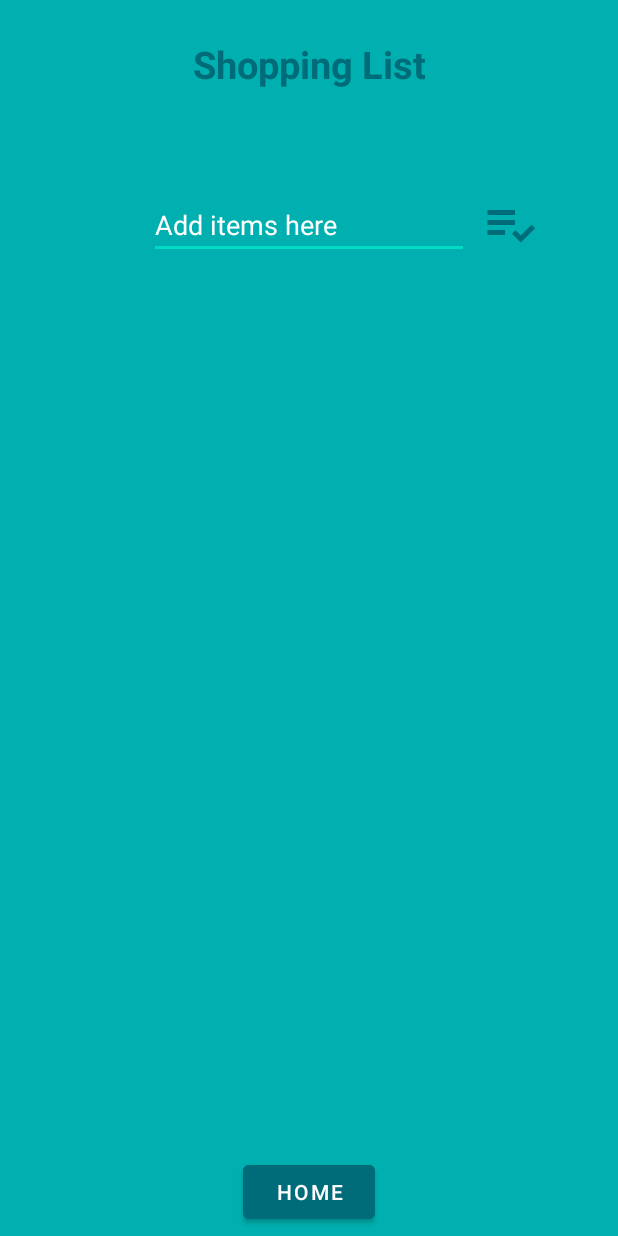
After one commit to SashaKuechenmeister1/Mixipe-Final-Year-Project-, an Android app: the ShoppingList screen opened directly, with no data from a screen before it, on a phone screen of 412 x 824 dp. The commit adds this screen. Run offline under Robolectric (Android 15) with nearby library versions, the phone set to English and light mode, and no system bars.

Commit message:
added shopping list feature

```diff
--- a/Mixipe/app/build.gradle
+++ b/Mixipe/app/build.gradle
@@ -45,6 +45,7 @@ dependencies {
     //volley
     implementation 'com.android.volley:volley:1.2.0'
     implementation 'com.google.firebase:firebase-database:20.0.4'
+    implementation 'com.google.firebase:firebase-firestore:24.1.0'
 
     testImplementation 'junit:junit:4.+'
     androidTestImplementation 'androidx.test.ext:junit:1.1.3'
--- a/Mixipe/app/src/main/AndroidManifest.xml
+++ b/Mixipe/app/src/main/AndroidManifest.xml
@@ -12,6 +12,9 @@
         android:roundIcon="@mipmap/ic_launcher_round"
         android:supportsRtl="true"
         android:theme="@style/Theme.Mixipe">
+        <activity
+            android:name=".ShoppingList"
+            android:exported="false" />
         <activity
             android:name=".RecipeDetails"
             android:exported="false" />
--- /dev/null
+++ b/Mixipe/app/src/main/java/com/example/mixipe/Adapters/ShoppingListAdapter.java
@@ -0,0 +1,57 @@
+package com.example.mixipe.Adapters;
+
+import android.app.Activity;
+import android.content.Context;
+import android.text.Layout;
+import android.view.LayoutInflater;
+import android.view.View;
+import android.view.ViewGroup;
+import android.widget.ArrayAdapter;
+import android.widget.ImageView;
+import android.widget.TextView;
+
+import androidx.annotation.NonNull;
+import androidx.annotation.Nullable;
+
+import com.example.mixipe.R;
+import com.example.mixipe.ShoppingList;
+
+import java.util.ArrayList;
+
+public class ShoppingListAdapter extends ArrayAdapter<String> {
+
+    ArrayList<String> list;
+    Context context;
+
+    public ShoppingListAdapter(Context context, ArrayList<String>items) {
+        super(context, R.layout.list_row, items);
+        this.context = context;
+        list = items;
+
+    }
+
+    @NonNull
+    @Override
+    public View getView(int position, @Nullable View convertView, @NonNull ViewGroup parent) {
+        if(convertView == null) {
+            LayoutInflater layoutInflater = (LayoutInflater) context.getSystemService((Activity.LAYOUT_INFLATER_SERVICE));
+            convertView = layoutInflater.inflate(R.layout.list_row, null);
+
+            TextView number = convertView.findViewById(R.id.number);
+            number.setText(position + 1 + ".");
+
+            TextView name = convertView.findViewById(R.id.name);
+            name.setText(list.get(position));
+
+            ImageView remove = convertView.findViewById(R.id.list_remove);
+
+            remove.setOnClickListener(new View.OnClickListener() {
+                @Override
+                public void onClick(View view) {
+                    ShoppingList.removeItem(position);
+                }
+            });
+        }
+        return convertView;
+    }
+}
--- a/Mixipe/app/src/main/java/com/example/mixipe/Liked.java
+++ b/Mixipe/app/src/main/java/com/example/mixipe/Liked.java
@@ -6,6 +6,8 @@ import androidx.appcompat.app.AppCompatActivity;
 import android.content.Intent;
 import android.os.Bundle;
 import android.view.MenuItem;
+import android.view.View;
+import android.widget.Button;
 
 import com.google.android.material.bottomnavigation.BottomNavigationView;
 import com.google.android.material.navigation.NavigationBarView;
@@ -18,6 +20,7 @@ public class Liked extends AppCompatActivity {
     protected void onCreate(Bundle savedInstanceState) {
         super.onCreate(savedInstanceState);
         setContentView(R.layout.activity_liked);
+
 
         /**** bottom navigation bar ****/
 
@@ -50,4 +53,5 @@ public class Liked extends AppCompatActivity {
 
         });
     }
+
 }
--- /dev/null
+++ b/Mixipe/app/src/main/java/com/example/mixipe/ShoppingList.java
@@ -0,0 +1,162 @@
+package com.example.mixipe;
+
+import androidx.appcompat.app.AppCompatActivity;
+
+import android.content.Intent;
+import android.os.Bundle;
+import android.view.View;
+import android.widget.AdapterView;
+import android.widget.Button;
+import android.widget.EditText;
+import android.widget.ImageView;
+import android.widget.ListView;
+import android.widget.Toast;
+
+import com.example.mixipe.Adapters.ShoppingListAdapter;
+
+import java.io.File;
+import java.io.FileInputStream;
+import java.io.FileOutputStream;
+import java.util.ArrayList;
+import java.util.Arrays;
+
+public class ShoppingList extends AppCompatActivity {
+
+    private Button backButton;
+
+    EditText input;
+    ImageView enter;
+
+    static ListView listView;
+    static ArrayList<String> items;
+    static ShoppingListAdapter adapter;
+
+
+    @Override
+    protected void onCreate(Bundle savedInstanceState) {
+        super.onCreate(savedInstanceState);
+        setContentView(R.layout.activity_shopping_list);
+
+        listView = findViewById(R.id.shoppingList_view);
+        input = findViewById(R.id.list_input);
+        enter = findViewById(R.id.list_add);
+
+        items = new ArrayList<>();
+
+        // display the item name when clicked on
+        listView.setOnItemClickListener(new AdapterView.OnItemClickListener() {
+            @Override
+            public void onItemClick(AdapterView<?> adapterView, View view, int i, long l) {
+                String name = items.get(i);
+                makeToast(name);
+            }
+        });
+
+        // if item is long pressed, remove item
+        listView.setOnItemLongClickListener(new AdapterView.OnItemLongClickListener() {
+            @Override
+            public boolean onItemLongClick(AdapterView<?> adapterView, View view, int i, long l) {
+                makeToast("Removed: "+ items.get(i));
+                removeItem(i);
+                return false;
+            }
+        });
+
+        adapter = new ShoppingListAdapter(getApplicationContext(), items);
+        listView.setAdapter(adapter);
+
+        // add item to list when add button is pressed
+        enter.setOnClickListener(new View.OnClickListener() {
+            @Override
+            public void onClick(View view) {
+                String text = input.getText().toString();
+                if(text == null || text.length() == 0) {
+                    makeToast("Enter an item");
+                }
+                else {
+                    addItem(text);
+                    input.setText("");
+                    makeToast("Added "+ text);
+                }
+            }
+        });
+
+
+        // return user to home page when home button is pressed
+        backButton = (Button) findViewById(R.id.back_btn);
+        backButton.setOnClickListener(new View.OnClickListener() {
+            @Override
+            public void onClick(View view) {
+                openActivity();
+            }
+        });
+
+        loadContent();
+    }
+
+    // reads content of shopping list from file and load into list view
+    public void loadContent() {
+        File path = getApplicationContext().getFilesDir();
+        File readFrom = new File(path, "list.txt");
+        byte[] content = new byte[(int) readFrom.length()];
+
+        FileInputStream stream = null;
+        try {
+            stream = new FileInputStream(readFrom);
+            stream.read(content);
+
+            String s = new String(content);
+            s = s.substring(1, s.length() - 1);
+            String split[] = s.split(", ");
+
+            items = new ArrayList<>(Arrays.asList(split));
+            adapter = new ShoppingListAdapter(this, items);
+            listView.setAdapter(adapter);
+
+        } catch (Exception e) {
+            e.printStackTrace();
+        }
+    }
+
+    // saves shopping list contents before app is terminated
+    @Override
+    protected void onDestroy() {
+        File path = getApplicationContext().getFilesDir();
+        try {
+            FileOutputStream writer = new FileOutputStream(new File(path, "list.txt"));
+            writer.write(items.toString().getBytes());
+            writer.close();
+        } catch (Exception e) {
+            e.printStackTrace();
+        }
+        super.onDestroy();
+    }
+
+    // open swipe page when home button is pressed
+    public void openActivity() {
+        onDestroy();
+        Intent intent = new Intent(this, Swipe.class);
+        startActivity(intent);
+    }
+
+    // add item
+    public static void addItem(String item) {
+        items.add(item);
+        listView.setAdapter(adapter);
+    }
+
+    // remove item
+    public static void removeItem(int remove) {
+        items.remove(remove);
+        listView.setAdapter(adapter);
+    }
+
+    // function to make toast message
+    Toast t;
+
+    private void makeToast(String s) {
+        if (t != null) t.cancel();
+        t = Toast.makeText(getApplicationContext(), s, Toast.LENGTH_SHORT);
+        t.show();
+    }
+}
--- /dev/null
+++ b/Mixipe/app/src/main/res/drawable/ic_add_item.xml
@@ -0,0 +1,8 @@
+<vector android:autoMirrored="true" android:height="24dp"
+    android:tint="@color/purple_700" android:viewportHeight="24"
+    android:viewportWidth="24" android:width="24dp" xmlns:android="http://schemas.android.com/apk/res/android">
+    <path android:fillColor="@android:color/white" android:pathData="M3,10h11v2h-11z"/>
+    <path android:fillColor="@android:color/white" android:pathData="M3,6h11v2h-11z"/>
+    <path android:fillColor="@android:color/white" android:pathData="M3,14h7v2h-7z"/>
+    <path android:fillColor="@android:color/white" android:pathData="M20.59,11.93l-4.25,4.24l-2.12,-2.12l-1.41,1.41l3.53,3.54l5.66,-5.66z"/>
+</vector>
--- /dev/null
+++ b/Mixipe/app/src/main/res/drawable/ic_remove_item.xml
@@ -0,0 +1,5 @@
+<vector android:height="24dp" android:tint="#C11717"
+    android:viewportHeight="24" android:viewportWidth="24"
+    android:width="24dp" xmlns:android="http://schemas.android.com/apk/res/android">
+    <path android:fillColor="@android:color/white" android:pathData="M12,2C6.48,2 2,6.48 2,12s4.48,10 10,10 10,-4.48 10,-10S17.52,2 12,2zM17,13L7,13v-2h10v2z"/>
+</vector>
--- /dev/null
+++ b/Mixipe/app/src/main/res/drawable/ic_shopping_list.xml
@@ -0,0 +1,5 @@
+<vector android:height="24dp" android:tint="#1B7A8C"
+    android:viewportHeight="24" android:viewportWidth="24"
+    android:width="24dp" xmlns:android="http://schemas.android.com/apk/res/android">
+    <path android:fillColor="@android:color/white" android:pathData="M18,6h-2c0,-2.21 -1.79,-4 -4,-4S8,3.79 8,6H6C4.9,6 4,6.9 4,8v12c0,1.1 0.9,2 2,2h12c1.1,0 2,-0.9 2,-2V8C20,6.9 19.1,6 18,6zM10,10c0,0.55 -0.45,1 -1,1s-1,-0.45 -1,-1V8h2V10zM12,4c1.1,0 2,0.9 2,2h-4C10,4.9 10.9,4 12,4zM16,10c0,0.55 -0.45,1 -1,1s-1,-0.45 -1,-1V8h2V10z"/>
+</vector>
--- /dev/null
+++ b/Mixipe/app/src/main/res/layout/activity_shopping_list.xml
@@ -0,0 +1,68 @@
+<?xml version="1.0" encoding="utf-8"?>
+<RelativeLayout xmlns:android="http://schemas.android.com/apk/res/android"
+    xmlns:app="http://schemas.android.com/apk/res-auto"
+    xmlns:tools="http://schemas.android.com/tools"
+    android:layout_width="match_parent"
+    android:layout_height="match_parent"
+    tools:context=".ShoppingList"
+    android:background="#00AFAF">
+
+    <TextView
+        android:id="@+id/list_title"
+        android:layout_width="match_parent"
+        android:layout_height="100dp"
+        android:text="Shopping List"
+        android:padding="25dp"
+        android:textColor="@color/purple_700"
+        android:textSize="25sp"
+        android:textStyle="bold"
+        android:textAlignment="center"/>
+
+    <RelativeLayout
+        android:id="@+id/list_header"
+        android:layout_width="match_parent"
+        android:layout_height="100dp"
+        android:layout_below="@+id/list_title"
+        android:layout_marginBottom="25dp" >
+
+        <EditText
+            android:id="@+id/list_input"
+            android:layout_width="wrap_content"
+            android:layout_height="wrap_content"
+            android:layout_centerInParent="true"
+            android:ems="10"
+            android:hint="Add items here"
+            android:textColor="@color/white"
+            android:textColorHint="@color/white" />
+
+        <ImageView
+            android:id="@+id/list_add"
+            android:layout_width="40sp"
+            android:layout_height="40sp"
+            android:layout_centerVertical="true"
+            android:layout_marginLeft="7sp"
+            android:layout_toRightOf="@id/list_input"
+            android:src="@drawable/ic_add_item" />
+
+    </RelativeLayout>
+
+    <ListView
+        android:id="@+id/shoppingList_view"
+        android:layout_width="match_parent"
+        android:layout_height="wrap_content"
+        android:layout_above="@+id/back_btn"
+        android:layout_below="@+id/list_header" />
+
+    <Button
+        android:id="@+id/back_btn"
+        android:layout_width="wrap_content"
+        android:layout_height="wrap_content"
+        android:backgroundTint="@color/purple_700"
+        android:layout_alignParentBottom="true"
+        android:layout_centerInParent="true"
+        android:textColor="@color/white"
+        android:layout_margin="5dp"
+        android:text="Home"/>
+
+
+</RelativeLayout>
--- a/Mixipe/app/src/main/res/values/strings.xml
+++ b/Mixipe/app/src/main/res/values/strings.xml
@@ -12,7 +12,6 @@
     <string name="hello_world">HelloWorld</string>
     <string name="like">Like</string>
     <string name="dislike">Dislike</string>
-
 
 
     <string-array name="tags">
```
Also changed, not shown: Mixipe/app/src/main/java/com/example/mixipe/Swipe.java (+16 -0 lines), Mixipe/app/src/main/res/layout/activity_liked.xml (+22 -7 lines), Mixipe/app/src/main/res/layout/activity_swipe.xml (+13 -0 lines), Mixipe/app/src/main/res/layout/liked_row.xml (added, +56 -0 lines), Mixipe/app/src/main/res/layout/list_row.xml (added, +35 -0 lines), 1 other file.
